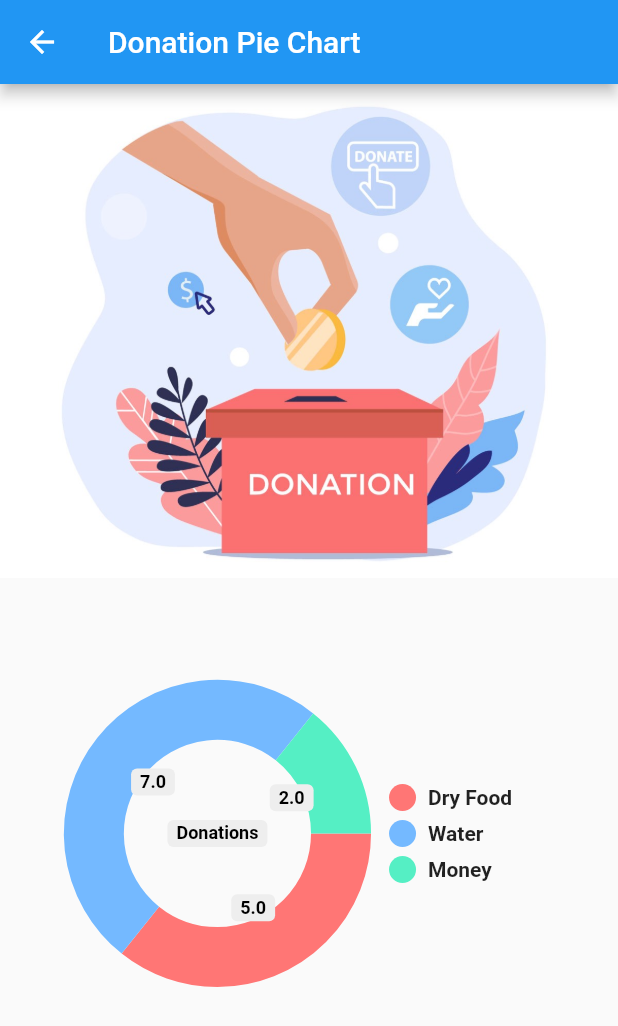
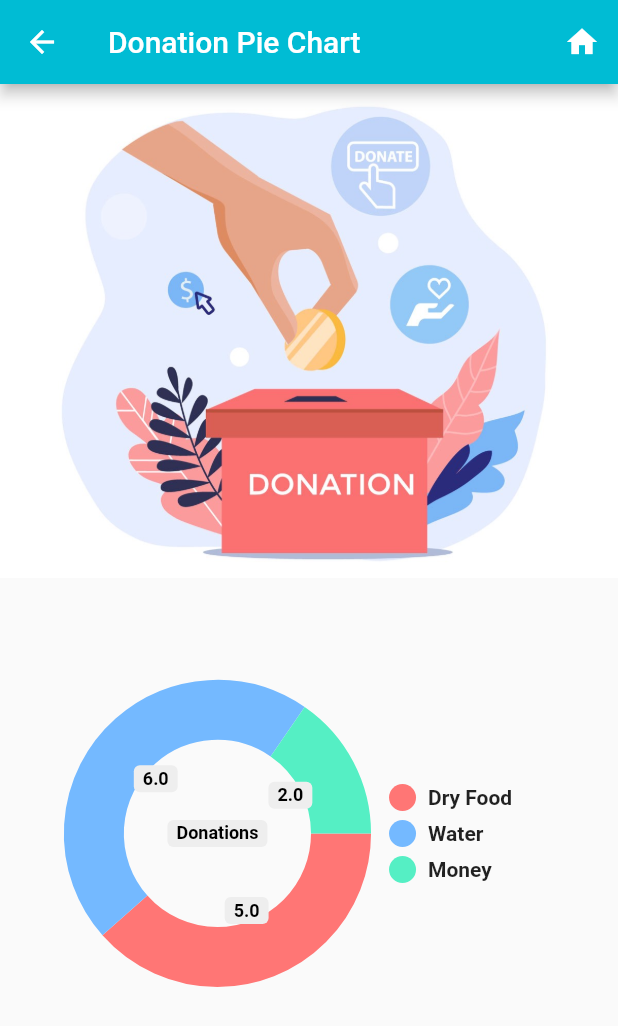
Before and after one commit to ImalshaRC/clean-water-and-sanitization, a Flutter app: the DonationChart screen opened directly, on a phone screen of 412 x 824 dp. Shown: the top 1026 px of the screen. Run offline on Flutter 3.47's test engine with Material 2 defaults, Android fonts, the phone set to English and light mode, and no system bars; drawn by our look-alikes of pie_chart; our stand-ins replace cloud_firestore, firebase_auth, firebase_core, flutter_rating_bar; accounts and stored records are empty.

Commit message:
donation 8

```diff
--- a/lib/screens/DonationHandling/DonationChart.dart
+++ b/lib/screens/DonationHandling/DonationChart.dart
@@ -1,5 +1,7 @@
+import 'package:clear_water_and_sanitization/screens/Home/home.dart';
 import 'package:flutter/material.dart';
 import 'package:pie_chart/pie_chart.dart';
+import 'package:cloud_firestore/cloud_firestore.dart';
 
 class DonationChart extends StatefulWidget {
   const DonationChart({Key? key}) : super(key: key);
@@ -10,9 +12,11 @@ class DonationChart extends StatefulWidget {
 
 class _DonationChartState extends State<DonationChart> {
 
+  static int waterAmount = 0;
+
   Map<String, double> dataMap = {
     "Dry Food": 5,
-    "Water": 7,
+    "Water": 6,
     "Money": 2
   };
 
@@ -20,7 +24,18 @@ class _DonationChartState extends State<DonationChart> {
   Widget build(BuildContext context) {
     return Scaffold(
       appBar: AppBar(
+        backgroundColor: Colors.cyan,
         title: const Text('Donation Pie Chart'),
+        actions: [
+          IconButton(
+            onPressed: () {
+              Navigator.of(context).push(MaterialPageRoute(builder: (_){
+                return const Home();
+              }));
+            },
+            icon: const Icon(Icons.home),
+          )
+        ],
       ),
       body: ListView(
         children: [
@@ -64,4 +79,19 @@ class _DonationChartState extends State<DonationChart> {
       )
     );
   }
+
+  @override
+  void initState() {
+    redData();
+    super.initState();
+  }
+
+  redData() async{
+    final int documents = await FirebaseFirestore.instance.collection('waterDonation').snapshots().length;
+    print(documents);
+    setState(() {
+      waterAmount = documents;
+    });
+  }
+
 }
```
Also changed, not shown: lib/screens/DonationHandling/AddDonation.dart (+11 -0 lines), lib/screens/DonationHandling/DonationFeedback.dart (+11 -0 lines), lib/screens/DonationHandling/DonationList.dart (+9 -0 lines), lib/screens/DonationHandling/FeedbackList.dart (+9 -0 lines), lib/screens/DonationHandling/MainPage.dart (+11 -0 lines).
